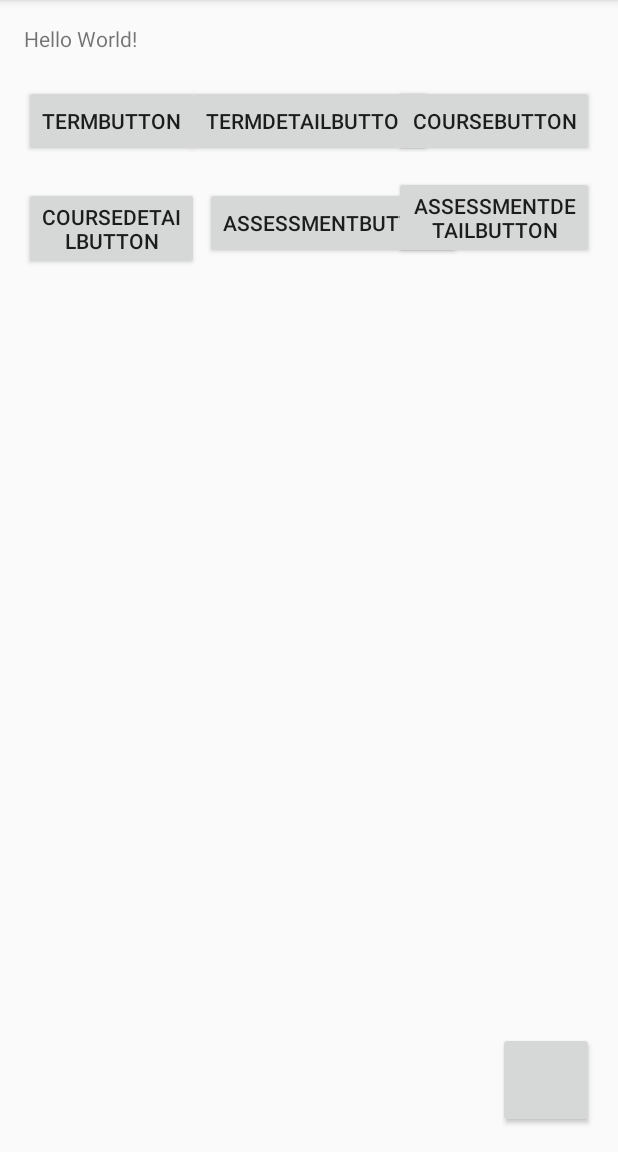
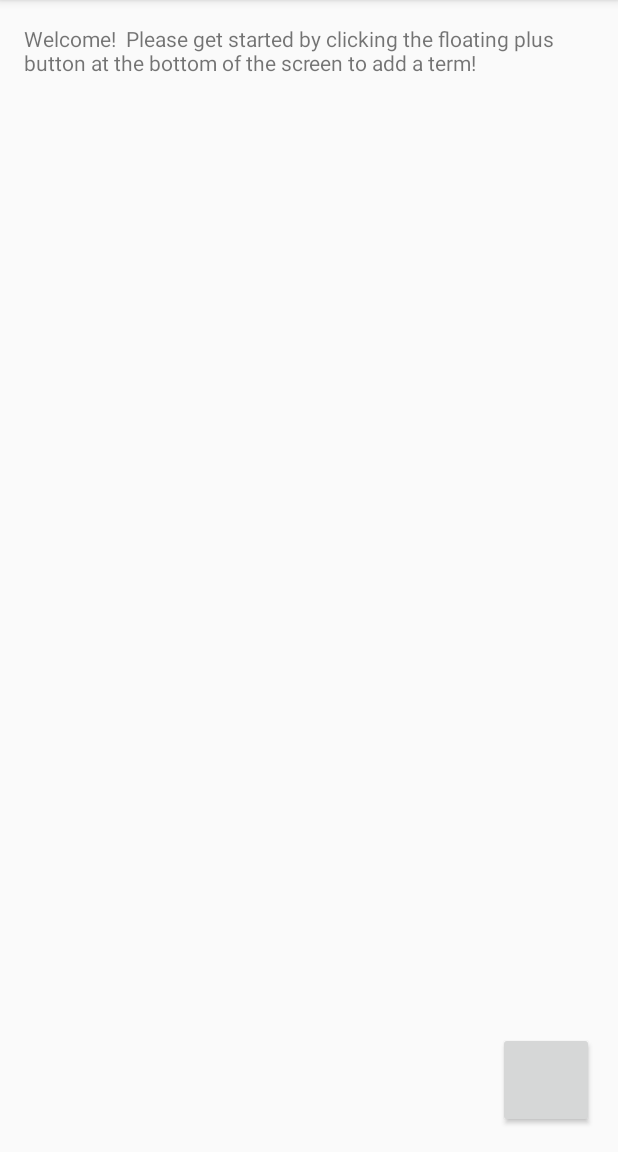
Before and after one commit to lbesaw/androidapp, an Android app: the screen it shows after launch (MainActivity), on a phone screen of 412 x 824 dp, the part 84-1236 px from its top. Run offline under Robolectric (Android 15) with nearby library versions, the phone set to English and light mode, and no system bars; plain views replace CircleButton.

Commit message:
Added delete functions for everything.
Next: add dialog box to confirm deletions.

```diff
--- a/app/src/main/java/com/example/mord/myapplication/AssessmentDetail.java
+++ b/app/src/main/java/com/example/mord/myapplication/AssessmentDetail.java
@@ -167,9 +167,9 @@ public class AssessmentDetail extends AppCompatActivity implements AdapterView.O
         finishedEditing();
         Intent intent = new Intent(AssessmentDetail.this, AssessmentList.class);
         Bundle bundle = new Bundle();
-        bundle.putString("termTitle", course.getTermTitle());
+        bundle.putString("termTitle", termTitle);
         bundle.putString("courseTitle", course.getCourseTitle());
-        bundle.putString("assessmentId", thisAss.getId());
+        bundle.putString("assessmentId", id);
         intent.putExtras(bundle);
         startActivity(intent);
 
--- a/app/src/main/java/com/example/mord/myapplication/MainActivity.java
+++ b/app/src/main/java/com/example/mord/myapplication/MainActivity.java
@@ -12,12 +12,14 @@ import android.util.Log;
 import android.view.Menu;
 import android.view.MenuInflater;
 import android.view.MenuItem;
+import android.view.MotionEvent;
 import android.view.View;
 import android.widget.AdapterView;
 import android.widget.ArrayAdapter;
 import android.widget.Button;
 import android.widget.CursorAdapter;
 import android.widget.ListView;
+import android.widget.TextView;
 import android.widget.Toast;
 
 import java.util.ArrayList;
@@ -32,6 +34,7 @@ public class MainActivity extends AppCompatActivity {
     private ArrayAdapter<Term> termListAdapter;
     private List<Term> termList;
     private ListView list;
+    private Boolean isSwipe = false;
 //    private TermsCursorAdapter termListAdapter;
     @Override
     public boolean onCreateOptionsMenu(Menu menu) {
@@ -77,17 +80,11 @@ public class MainActivity extends AppCompatActivity {
 
     }
 
-    private void insertSampleData() {
-        insertNote("Simple note");
-        insertNote("Multiline\n\nnote");
-        insertNote("This is a very long note paseiaojslaih;ihdf;oashdf;oahdf;a as dfhadfhsjdf asjdfh ajs dhfjashdf ");
-    }
-
-
     @Override
     protected void onCreate(Bundle savedInstanceState) {
         super.onCreate(savedInstanceState);
         setContentView(R.layout.activity_main);
+
         datasource = new DBProvider(this);
         datasource.open();
 
@@ -95,38 +92,97 @@ public class MainActivity extends AppCompatActivity {
 
         list = (ListView) findViewById(R.id.mainList);
         displayTerms();
+        if(datasource.getTerms().isEmpty()) {
+            TextView tv = (TextView) findViewById(R.id.tvMain);
+            tv.setText("Welcome!  Please get started by clicking the floating plus button"+
+            " at the bottom of the screen to add a term!");
+        }
+        else {
+            TextView tv = (TextView) findViewById(R.id.tvMain);
+            tv.setText("Welcome back!");
+        }
+        list.setOnTouchListener(new View.OnTouchListener() {
+            private int action_down_x = 0;
+            private int action_up_x = 0;
+            private int difference = 0;
+            @Override
+            public boolean onTouch(View v, MotionEvent event) {
+
+                switch (event.getAction()) {
+                    case MotionEvent.ACTION_DOWN:
+                        action_down_x = (int) event.getX();
+                        isSwipe=false;  //until now
+                        break;
+                    case MotionEvent.ACTION_MOVE:
+                        if(!isSwipe)
+                        {
+                            action_up_x = (int) event.getX();
+                            difference = action_down_x - action_up_x;
+                            if(Math.abs(difference)>50)
+                            {
+                                Log.d("action","action down x: "+action_down_x);
+                                Log.d("action","action up x: "+action_up_x);
+                                Log.d("action","difference: "+difference);
+                                //swipe left or right
+                                if(difference>0){
+                                    //swipe left
+
+                                }
+                                else{
+                                    //swipe right
+                                    Log.d("action","swipe right");
+                                }
+                                isSwipe=true;
+                            }
+                        }
+                        break;
+                    case MotionEvent.ACTION_UP:
+                        Log.d("action", "ACTION_UP - ");
+                        action_down_x = 0;
+                        action_up_x = 0;
+                        difference = 0;
+                        break;
+                }
+                return false;   //to allow the clicklistener to work after
+            }
+        });
         list.setOnItemClickListener(new AdapterView.OnItemClickListener() {
             @Override
             public void onItemClick(AdapterView<?> parent, View view, int position, long id) {
+                if(isSwipe) {
+                    DBProvider provider = new DBProvider(MainActivity.this);
+                    provider.open();
+                    String termName = ((Term) parent.getAdapter().getItem(position)).getTermTitle();
+                    if(provider.isTermEmpty((Term)parent.getAdapter().getItem(position))) {
+
+                        provider.delete((Term) parent.getAdapter().getItem(position));
+                        provider.close();
+                        Toast.makeText(MainActivity.this, "Course: " + termName + " has been deleted!", Toast.LENGTH_SHORT).show();
+                        displayTerms();
+                    }
+                    else {
+                        Toast.makeText(MainActivity.this, "Cannot delete term: "+termName+", it still has courses!", Toast.LENGTH_SHORT).show();
+                    }
+                }
+                else {
                     Intent intent = new Intent(MainActivity.this, TermEditor.class);
                     Term term = (Term) parent.getAdapter().getItem(position);
                     Bundle bundle = new Bundle();
                     bundle.putString("termTitle", term.getTermTitle());
                     intent.putExtras(bundle);
-//                intent.putExtra(DBProvider.CONTENT_ITEM_TYPE, term.getTermTitle());
                     startActivityForResult(intent, EDITOR_REQUEST_CODE);
                 }
-        });
-
-
-        Button termButton = (Button) findViewById(R.id.termButton);
-        termButton.setOnClickListener(new View.OnClickListener() {
-            @Override
-            public void onClick(View v) {
-                Intent intent = new Intent(MainActivity.this, TermEditor.class);
-                Bundle bundle = new Bundle();
-                bundle.putString("termTitle", null);
-                intent.putExtras(bundle);
-                startActivity(intent);
             }
         });
-
     }
 
     private void displayTerms() {
-        termList = datasource.getTerms();
+        DBProvider provider = new DBProvider(this);
+        provider.open();
+        termList = provider.getTerms();
         termListAdapter = new ArrayAdapter<>(this, R.layout.note_list_item, R.id.tvNote1, termList);
         list.setAdapter(termListAdapter);
+        provider.close();
     }
 
     private void insertNote(String noteText) {
@@ -135,16 +191,19 @@ public class MainActivity extends AppCompatActivity {
 
     }
 
-    public void openEditorForNewNote(View view) {
-//
-//        Intent intent = new Intent(this, EditorActivity.class);
-//        startActivityForResult(intent, EDITOR_REQUEST_CODE);
-
+    public void openTermEditor(View view) {
+        Intent intent = new Intent(MainActivity.this, TermEditor.class);
+        Bundle bundle = new Bundle();
+        bundle.putString("termTitle", null);
+        intent.putExtras(bundle);
+        startActivity(intent);
     }
 
     @Override
     protected void onActivityResult(int requestCode, int resultCode, Intent data) {
+        displayTerms();
         if(requestCode == EDITOR_REQUEST_CODE && resultCode == RESULT_OK) {
+            displayTerms();
         }
     }
 }
--- a/app/src/main/res/layout/activity_main.xml
+++ b/app/src/main/res/layout/activity_main.xml
@@ -9,69 +9,6 @@
     android:paddingRight="@dimen/activity_horizontal_margin"
     android:paddingTop="@dimen/activity_vertical_margin"
     tools:context="com.example.mord.myapplication.MainActivity">
-
-    <TextView
-        android:layout_width="wrap_content"
-        android:layout_height="wrap_content"
-        android:text="Hello World!"
-        android:id="@+id/textView" />
-
-    <Button
-        android:text="termButton"
-        android:layout_width="wrap_content"
-        android:layout_height="wrap_content"
-        android:layout_below="@+id/textView"
-        android:layout_alignParentLeft="true"
-        android:layout_alignParentStart="true"
-        android:layout_marginTop="21dp"
-        android:id="@+id/termButton" />
-
-    <Button
-        android:text="termDetailButton"
-        android:layout_width="wrap_content"
-        android:layout_height="wrap_content"
-        android:layout_alignTop="@+id/termButton"
-        android:layout_centerHorizontal="true"
-        android:id="@+id/termDetailButton" />
-
-    <Button
-        android:text="courseButton"
-        android:layout_width="wrap_content"
-        android:layout_height="wrap_content"
-        android:layout_alignTop="@+id/termDetailButton"
-        android:layout_alignParentRight="true"
-        android:layout_alignParentEnd="true"
-        android:id="@+id/courseButton" />
-
-    <Button
-        android:text="courseDetailButton"
-        android:layout_width="wrap_content"
-        android:layout_height="wrap_content"
-        android:layout_below="@+id/termButton"
-        android:layout_alignRight="@+id/termButton"
-        android:layout_alignEnd="@+id/termButton"
-        android:layout_marginTop="20dp"
-        android:id="@+id/courseDetailButton" />
-
-    <Button
-        android:text="assessmentButton"
-        android:layout_width="wrap_content"
-        android:layout_height="wrap_content"
-        android:layout_alignTop="@+id/courseDetailButton"
-        android:layout_alignLeft="@+id/termDetailButton"
-        android:layout_alignStart="@+id/termDetailButton"
-        android:layout_marginLeft="12dp"
-        android:layout_marginStart="12dp"
-        android:id="@+id/assessmentButton" />
-
-    <Button
-        android:text="assessmentDetailButton"
-        android:layout_width="wrap_content"
-        android:layout_height="wrap_content"
-        android:layout_alignBottom="@+id/assessmentButton"
-        android:layout_alignLeft="@+id/courseButton"
-        android:layout_alignStart="@+id/courseButton"
-        android:id="@+id/assessmentDetailButton" />
 
     <ListView
         android:layout_width="match_parent"
@@ -88,9 +25,21 @@
         android:layout_alignParentBottom="true"
         android:layout_alignParentEnd="true"
         android:layout_alignParentRight="true"
-        android:onClick="openEditorForNewNote"
+        android:onClick="openTermEditor"
         android:src="@drawable/ic_launcher"
-        />
+        android:id="@+id/circleButton" />
+
+    <TextView
+        android:id="@+id/tvMain"
+        android:layout_width="wrap_content"
+        android:layout_height="wrap_content"
+        android:layout_above="@+id/circleButton"
+        android:layout_alignParentEnd="true"
+        android:layout_alignParentLeft="true"
+        android:layout_alignParentRight="true"
+        android:layout_alignParentStart="true"
+        android:layout_alignParentTop="true"
+        android:layout_marginBottom="385dp" />
 
 
 </RelativeLayout>
```
Also changed, not shown: app/src/main/java/com/example/mord/myapplication/AssessmentList.java (+79 -5 lines), app/src/main/java/com/example/mord/myapplication/CourseEditor.java (+4 -4 lines), app/src/main/java/com/example/mord/myapplication/DBProvider.java (+16 -0 lines), app/src/main/java/com/example/mord/myapplication/TermEditor.java (+88 -11 lines). Lines whose indentation alone changed are shown as unchanged.
